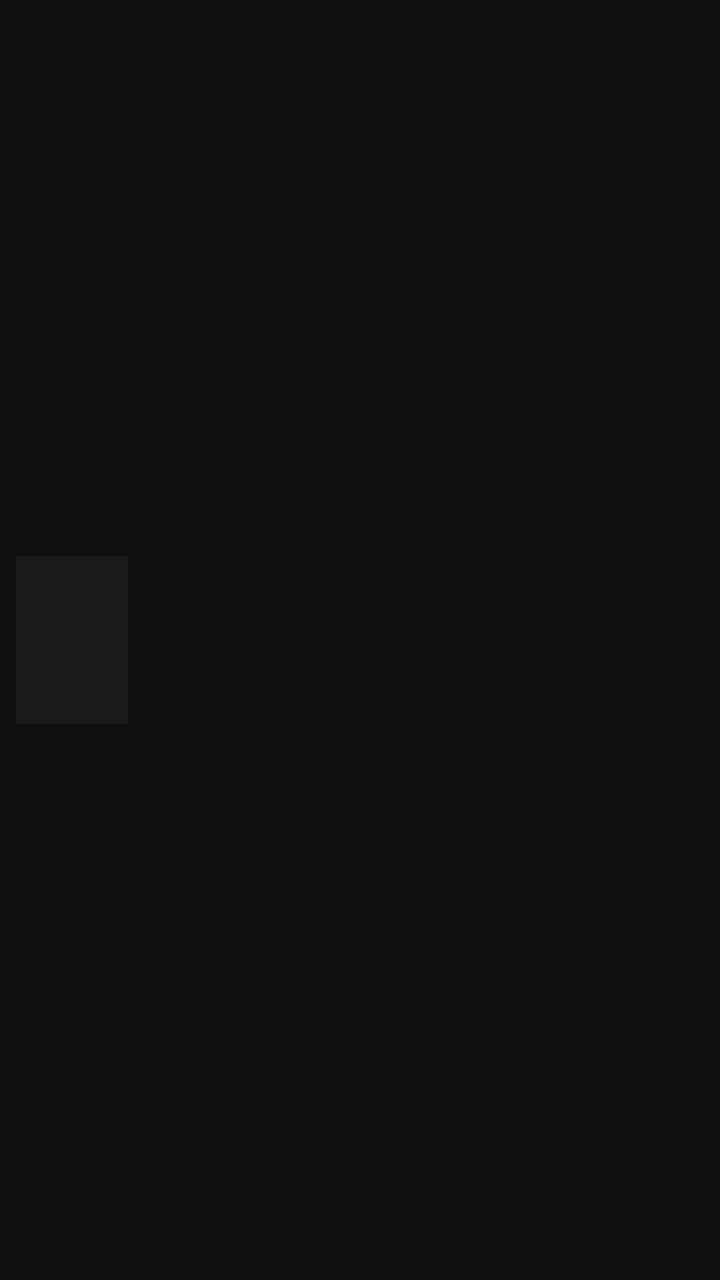
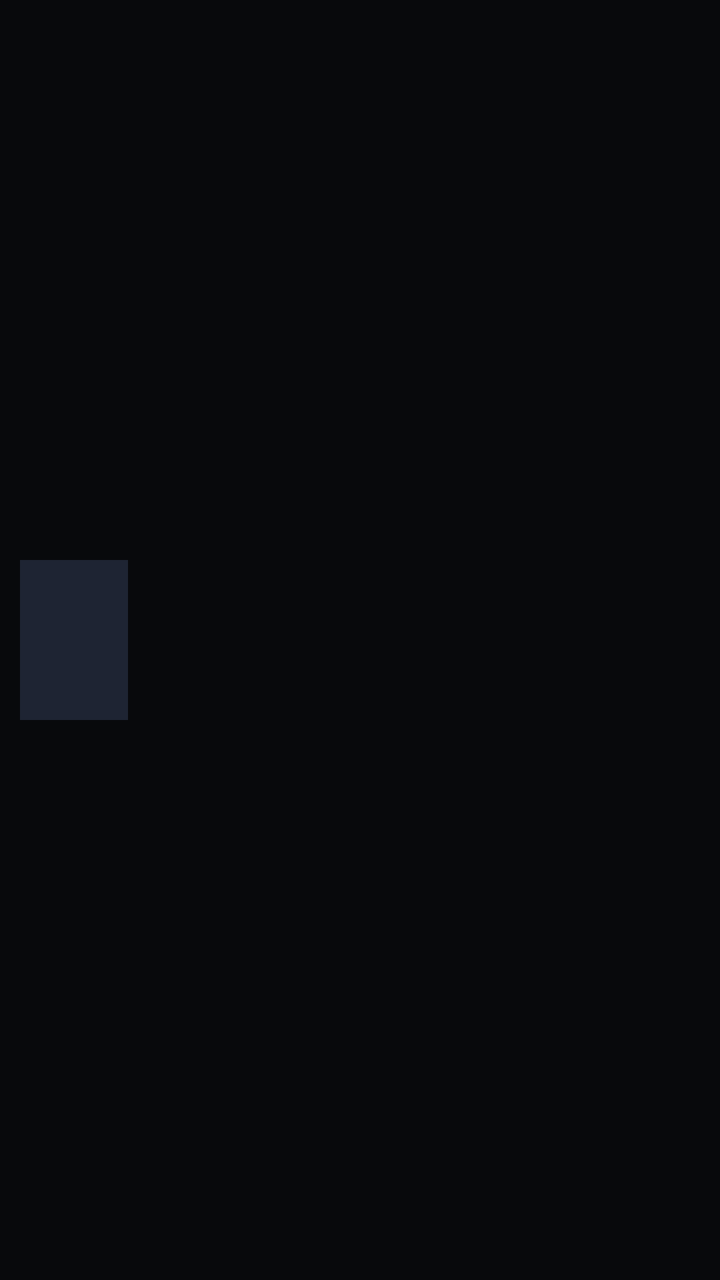

Screens rendered from an Android XML layout before and after an edit, with the pre-edit source and the edit as a unified diff.
<!-- AndroidManifest.xml: application theme Theme.SCViewer -->
<!-- res/layout/item_list.xml -->
<?xml version="1.0" encoding="utf-8"?>
<LinearLayout xmlns:android="http://schemas.android.com/apk/res/android"
    android:layout_width="match_parent"
    android:layout_height="wrap_content"
    android:gravity="center_vertical"
    android:orientation="horizontal"
    android:padding="8dp">

    <ImageView
        android:id="@+id/itemPoster"
        android:layout_width="56dp"
        android:layout_height="84dp"
        android:background="@color/sc_background_elevated"
        android:contentDescription="@null"
        android:scaleType="centerCrop" />

    <TextView
        android:id="@+id/itemText"
        style="@style/SCListItem"
        android:layout_width="0dp"
        android:layout_height="wrap_content"
        android:layout_marginStart="12dp"
        android:layout_weight="1"
        android:ellipsize="end"
        android:maxLines="3"
        android:textSize="16sp" />
</LinearLayout>
<!-- resources referenced by this layout -->
<resources>
  <color name="sc_background_elevated">#FF1B1B1B</color>
  <style name="SCListItem">
          <item name="android:background">?attr/selectableItemBackground</item>
          <item name="android:padding">16dp</item>
          <item name="android:textColor">@color/sc_text_primary</item>
          <item name="android:textSize">18sp</item>
          
          <item name="android:focusable">false</item>
          <item name="android:clickable">false</item>
      </style>
  <style name="Theme.SCViewer" parent="Theme.AppCompat.NoActionBar">
          <item name="android:windowBackground">@color/sc_background</item>
          <item name="android:colorBackground">@color/sc_background</item>
          <item name="android:windowNoTitle">true</item>
          <item name="android:windowActionBar">false</item>
          <item name="android:windowFullscreen">true</item>
          <item name="android:windowContentTransitions">false</item>
          <item name="colorPrimary">@color/sc_accent</item>
          <item name="colorPrimaryDark">@color/sc_background</item>
          <item name="colorAccent">@color/sc_accent</item>
          <item name="android:textColorPrimary">@color/sc_text_primary</item>
          <item name="android:textColorSecondary">@color/sc_text_secondary</item>
      </style>
  <color name="sc_text_primary">#FFFFFFFF</color>
  <color name="sc_background">#FF0F0F0F</color>
  <color name="sc_accent">#FFE50914</color>
  <color name="sc_text_secondary">#FFB3B3B3</color>
</resources>

<!-- the commit's change to res/layout/item_list.xml (unified diff, before → after) -->
@@ -4,24 +4,52 @@
     android:layout_height="wrap_content"
     android:gravity="center_vertical"
     android:orientation="horizontal"
-    android:padding="8dp">
+    android:padding="10dp">
 
     <ImageView
         android:id="@+id/itemPoster"
-        android:layout_width="56dp"
-        android:layout_height="84dp"
-        android:background="@color/sc_background_elevated"
+        android:layout_width="54dp"
+        android:layout_height="80dp"
+        android:background="@color/sctv_surface_card_focused"
         android:contentDescription="@null"
         android:scaleType="centerCrop" />
 
-    <TextView
-        android:id="@+id/itemText"
-        style="@style/SCListItem"
+    <LinearLayout
         android:layout_width="0dp"
         android:layout_height="wrap_content"
-        android:layout_marginStart="12dp"
+        android:layout_marginStart="14dp"
         android:layout_weight="1"
-        android:ellipsize="end"
-        android:maxLines="3"
-        android:textSize="16sp" />
+        android:orientation="vertical">
+
+        <TextView
+            android:id="@+id/itemText"
+            style="@style/SCListItem"
+            android:layout_width="match_parent"
+            android:layout_height="wrap_content"
+            android:ellipsize="end"
+            android:maxLines="2"
+            android:textStyle="bold" />
+
+        <TextView
+            android:id="@+id/itemSubtitle"
+            android:layout_width="match_parent"
+            android:layout_height="wrap_content"
+            android:layout_marginTop="4dp"
+            android:ellipsize="end"
+            android:singleLine="true"
+            android:textColor="@color/sctv_text_secondary"
+            android:textSize="13sp"
+            android:visibility="gone" />
+
+        <ProgressBar
+            android:id="@+id/itemProgressBar"
+            style="?android:attr/progressBarStyleHorizontal"
+            android:layout_width="match_parent"
+            android:layout_height="4dp"
+            android:layout_marginTop="8dp"
+            android:max="100"
+            android:progressBackgroundTint="#33FFFFFF"
+            android:progressTint="@color/sctv_accent"
+            android:visibility="gone" />
+    </LinearLayout>
 </LinearLayout>
<!-- resource entries referenced after the edit -->
@@ -1,31 +1,28 @@
 <!-- resources referenced by this layout -->
 <resources>
-  <color name="sc_background_elevated">#FF1B1B1B</color>
+  <color name="sctv_accent">#FFE50914</color>
+  <color name="sctv_surface_card_focused">#FF1E2433</color>
+  <color name="sctv_text_secondary">#FF9AA3B2</color>
   <style name="SCListItem">
-          <item name="android:background">?attr/selectableItemBackground</item>
-          <item name="android:padding">16dp</item>
-          <item name="android:textColor">@color/sc_text_primary</item>
-          <item name="android:textSize">18sp</item>
-          
+          <item name="android:textColor">@color/sctv_text_primary</item>
+          <item name="android:textSize">16sp</item>
           <item name="android:focusable">false</item>
           <item name="android:clickable">false</item>
       </style>
   <style name="Theme.SCViewer" parent="Theme.AppCompat.NoActionBar">
-          <item name="android:windowBackground">@color/sc_background</item>
-          <item name="android:colorBackground">@color/sc_background</item>
+          <item name="android:windowBackground">@color/sctv_bg_obsidian</item>
+          <item name="android:colorBackground">@color/sctv_bg_obsidian</item>
           <item name="android:windowNoTitle">true</item>
           <item name="android:windowActionBar">false</item>
           <item name="android:windowFullscreen">true</item>
           <item name="android:windowContentTransitions">false</item>
-          <item name="colorPrimary">@color/sc_accent</item>
-          <item name="colorPrimaryDark">@color/sc_background</item>
-          <item name="colorAccent">@color/sc_accent</item>
-          <item name="android:textColorPrimary">@color/sc_text_primary</item>
-          <item name="android:textColorSecondary">@color/sc_text_secondary</item>
+          <item name="colorPrimary">@color/sctv_accent</item>
+          <item name="colorPrimaryDark">@color/sctv_bg_obsidian</item>
+          <item name="colorAccent">@color/sctv_accent</item>
+          <item name="android:textColorPrimary">@color/sctv_text_primary</item>
+          <item name="android:textColorSecondary">@color/sctv_text_secondary</item>
       </style>
-  <color name="sc_text_primary">#FFFFFFFF</color>
-  <color name="sc_background">#FF0F0F0F</color>
-  <color name="sc_accent">#FFE50914</color>
-  <color name="sc_text_secondary">#FFB3B3B3</color>
+  <color name="sctv_text_primary">#FFF5F7FA</color>
+  <color name="sctv_bg_obsidian">#FF08090C</color>
 </resources>
 
